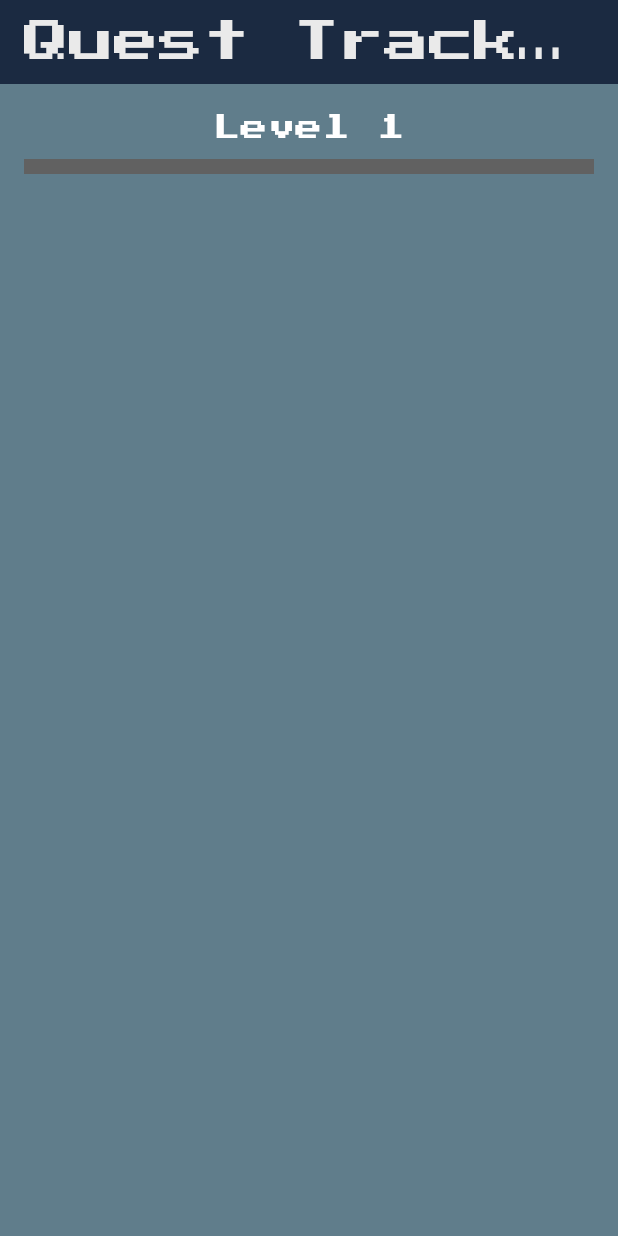
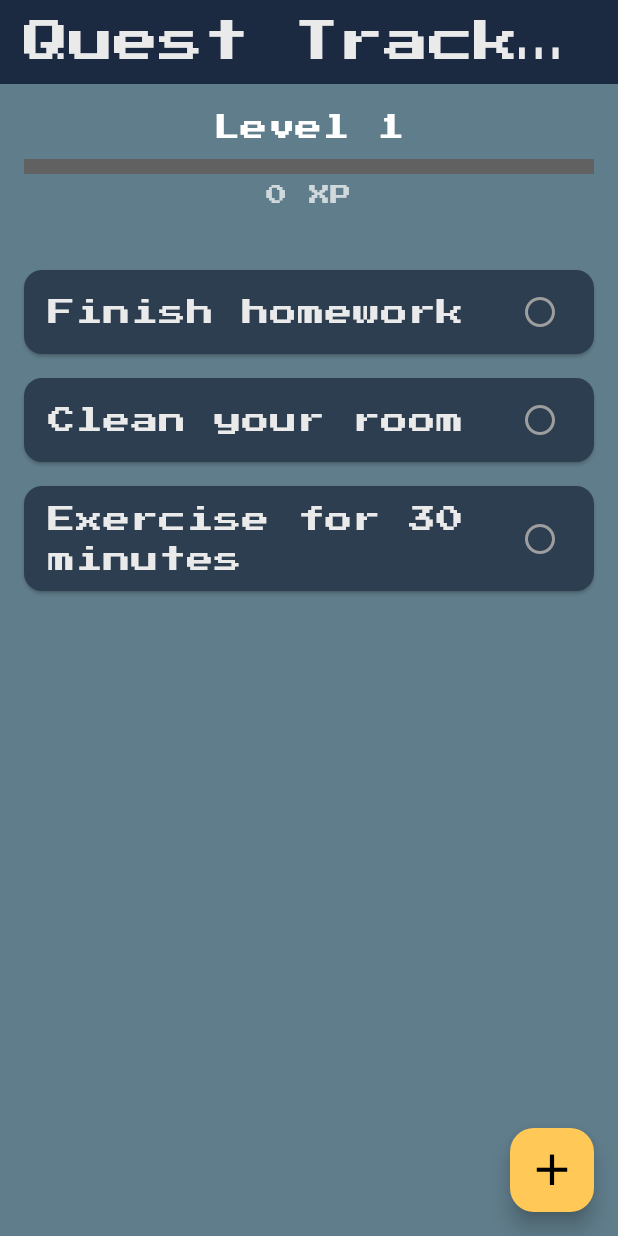
Before and after one commit to Alicia5371/quest_tracker, a Flutter app: the screen it shows after launch, on a phone screen of 412 x 824 dp. Run offline on Flutter 3.47's test engine with Material 3 defaults, Android fonts, the phone set to English and light mode, and no system bars.

Commit message:
Added the plus Icon for future it will lead to being able to add new task/quests

```diff
--- a/lib/pages/home_page.dart
+++ b/lib/pages/home_page.dart
@@ -71,11 +71,65 @@ class _HomePageState extends State<HomePage> {
                   backgroundColor: Colors.grey[700],
                   minHeight: 10,
                 ),
+                const SizedBox(height: 4),
+                Text(
+                  '$totalXP XP',
+                  style: const TextStyle(
+                    fontFamily: 'PixelFont',
+                    fontSize: 14,
+                    color: Colors.white70,
+                  ),
+                ),
               ],
+            ),
+          ),
+          Expanded(
+            child: ListView.builder(
+              padding: const EdgeInsets.all(16),
+              itemCount: quests.length,
+              itemBuilder: (context, index) {
+                final quest = quests[index];
+                return Card(
+                  color: const Color(0xFF2C3E50),
+                  shape: RoundedRectangleBorder(
+                    borderRadius: BorderRadius.circular(12),
+                  ),
+                  margin: const EdgeInsets.symmetric(vertical: 8),
+                  child: ListTile(
+                    title: Text(
+                      quest.title,
+                      style: const TextStyle(
+                        fontFamily: 'PixelFont',
+                        fontSize: 18,
+                        color: Color(0xFFEAEAEA),
+                      ),
+                    ),
+                    trailing: Icon(
+                      quest.completed
+                          ? Icons.check_circle
+                          : Icons.circle_outlined,
+                      color: quest.completed ? Colors.green : Colors.grey,
+                    ),
+                    onTap: () {
+                      setState(() {
+                        quest.completed = !quest.completed;
+                        totalXP = calculateTotalXP();
+                      });
+                    },
+                  ),
+                );
+              },
             ),
           ),
         ],
       ),
+      floatingActionButton: FloatingActionButton(
+        onPressed: () {
+          //TODO: Naviagte to Ad Quest screen
+        },
+        backgroundColor: const Color(0xFFFFC857),
+        child: const Icon(Icons.add, color: Colors.black, size: 35),
+      ),
     );
   }
 }
```
Also changed, not shown: lib/pages/add_quest_page.dart (added).
